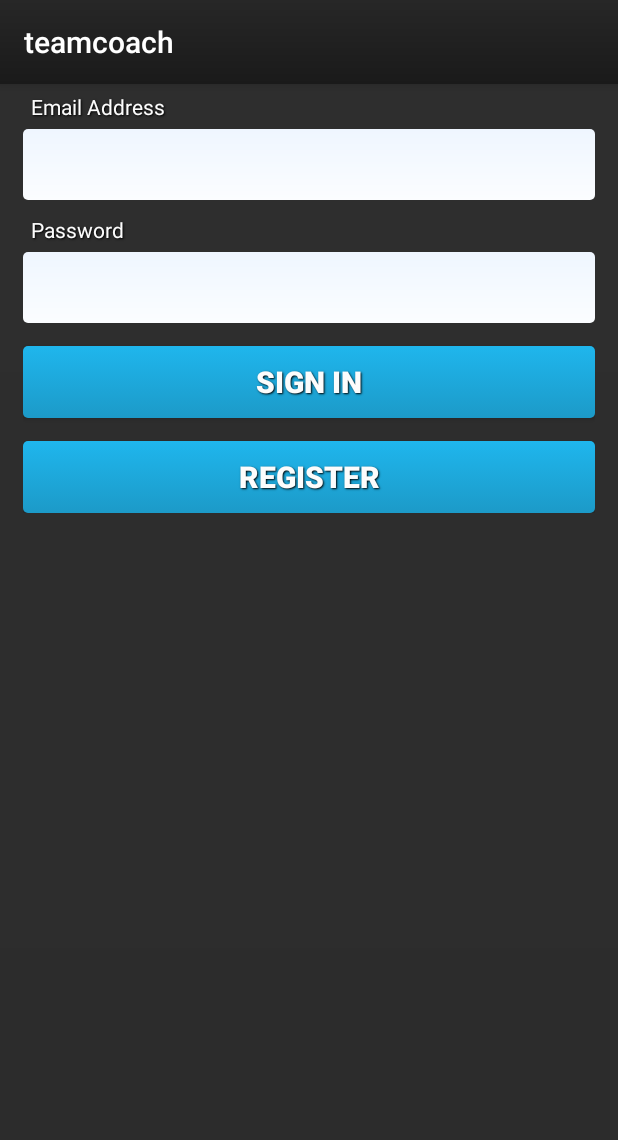
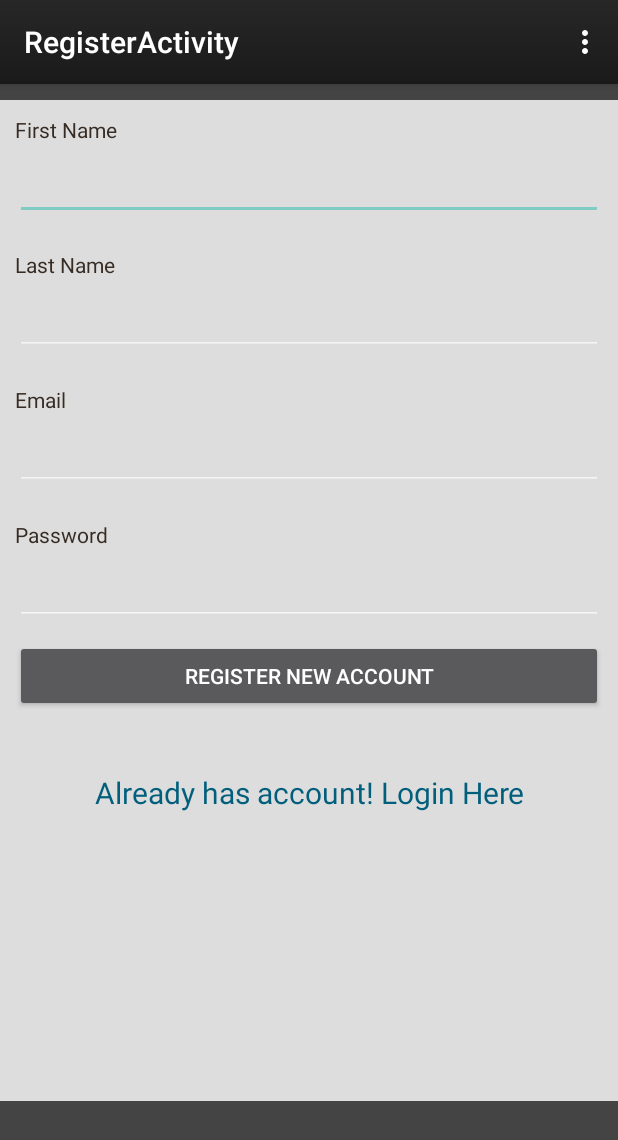
Before and after one commit to CodingDrumer13/TeamCoach, an Android app: the BootstrapAuthenticatorActivity screen opened directly, with no data from a screen before it, after a tap on "REGISTER", on a phone screen of 412 x 824 dp. Shown: the top 1140 px of the screen. Run offline under Robolectric (Android 15) with nearby library versions, the phone set to English and light mode, and no system bars; our stand-ins replace ButterKnife, Dagger/Hilt's generated code; libraries missing offline, so code that uses them is left out: com.github.kevinsawicki.wishlist; 12 statements that could not run were skipped.

Commit message:
Created Register Activity

```diff
--- a/android-bootstrap/app/src/main/java/com/lsus/teamcoach/teamcoachapp/authenticator/BootstrapAccountAuthenticator.java
+++ b/android-bootstrap/app/src/main/java/com/lsus/teamcoach/teamcoachapp/authenticator/BootstrapAccountAuthenticator.java
@@ -113,4 +113,5 @@ class BootstrapAccountAuthenticator extends AbstractAccountAuthenticator {
                                     final Bundle options) {
         return null;
     }
+
 }
--- a/android-bootstrap/app/src/main/java/com/lsus/teamcoach/teamcoachapp/authenticator/BootstrapAuthenticatorActivity.java
+++ b/android-bootstrap/app/src/main/java/com/lsus/teamcoach/teamcoachapp/authenticator/BootstrapAuthenticatorActivity.java
@@ -15,6 +15,7 @@ import android.app.ProgressDialog;
 import android.content.DialogInterface;
 import android.content.Intent;
 import android.os.Bundle;
+import android.support.v4.app.FragmentTransaction;
 import android.text.Editable;
 import android.text.Html;
 import android.text.TextWatcher;
@@ -167,13 +168,13 @@ public class BootstrapAuthenticatorActivity extends ActionBarAccountAuthenticato
         emailText.addTextChangedListener(watcher);
         passwordText.addTextChangedListener(watcher);
 
-        registerButton.setOnClickListener(new View.OnClickListener()
-        {
-            public void onClick(View v)
-            {
-                    handleRegister(registerButton);
+        registerButton.setOnClickListener(new View.OnClickListener() {
+            public void onClick(View v) {
+                handleRegister(registerButton);
             }
         });
+
+
     }
 
     private List<String> userEmailAccounts() {
@@ -304,7 +305,9 @@ public class BootstrapAuthenticatorActivity extends ActionBarAccountAuthenticato
      * @param view
      */
     public void handleRegister(final View view) {
-
+        // Switching to Register screen
+        Intent i = new Intent(getApplicationContext(), RegisterActivity.class);
+        startActivity(i);
     }
     /**
      * Called when response is received from the server for confirm credentials
--- /dev/null
+++ b/android-bootstrap/app/src/main/java/com/lsus/teamcoach/teamcoachapp/authenticator/RegisterActivity.java
@@ -0,0 +1,41 @@
+package com.lsus.teamcoach.teamcoachapp.authenticator;
+
+import android.support.v7.app.ActionBarActivity;
+import android.os.Bundle;
+import android.view.Menu;
+import android.view.MenuItem;
+
+import com.lsus.teamcoach.teamcoachapp.R;
+
+public class RegisterActivity extends ActionBarActivity {
+
+
+    @Override
+    protected void onCreate(Bundle savedInstanceState) {
+        super.onCreate(savedInstanceState);
+        setContentView(R.layout.activity_register);
+    }
+
+
+    @Override
+    public boolean onCreateOptionsMenu(Menu menu) {
+        // Inflate the menu; this adds items to the action bar if it is present.
+        getMenuInflater().inflate(R.menu.menu_register, menu);
+        return true;
+    }
+
+    @Override
+    public boolean onOptionsItemSelected(MenuItem item) {
+        // Handle action bar item clicks here. The action bar will
+        // automatically handle clicks on the Home/Up button, so long
+        // as you specify a parent activity in AndroidManifest.xml.
+        int id = item.getItemId();
+
+        //noinspection SimplifiableIfStatement
+        if (id == R.id.action_settings) {
+            return true;
+        }
+
+        return super.onOptionsItemSelected(item);
+    }
+}
--- /dev/null
+++ b/android-bootstrap/app/src/main/res/layout/activity_register.xml
@@ -0,0 +1,114 @@
+<?xml version="1.0" encoding="utf-8"?>
+    <ScrollView
+        xmlns:android="http://schemas.android.com/apk/res/android"
+        android:layout_width="fill_parent"
+        android:layout_height="fill_parent"
+        android:fillViewport="true">
+
+    <RelativeLayout
+            android:layout_width="fill_parent"
+            android:layout_height="wrap_content" android:background="#fff">
+
+            <!--  Header  Starts-->
+            <LinearLayout android:id="@+id/header"
+                android:layout_width="fill_parent"
+                android:layout_height="wrap_content"
+                android:background="#444"
+                android:paddingTop="5dip"
+                android:paddingBottom="5dip">
+                <!-- Logo Start-->
+                <!--<ImageView android:src="@drawable/logo"-->
+                <!--android:layout_width="wrap_content"-->
+                <!--android:layout_height="wrap_content"-->
+                <!--android:layout_marginLeft="10dip"/>-->
+                <!-- Logo Ends -->
+            </LinearLayout>
+            <!--  Header Ends -->
+            <!-- Footer Start -->
+            <LinearLayout android:id="@+id/footer"
+                android:layout_width="fill_parent"
+                android:layout_height="90dip"
+                android:background="#444"
+                android:layout_alignParentBottom="true">
+            </LinearLayout>
+            <!-- Footer Ends -->
+
+            <!-- Registration Form -->
+            <LinearLayout
+                xmlns:android="http://schemas.android.com/apk/res/android"
+                android:orientation="vertical"
+                android:layout_width="match_parent"
+                android:layout_height="wrap_content"
+                android:padding="10dip"
+                android:background="#ddd"
+                android:layout_above="@+id/footer"
+                android:layout_below="@+id/header">
+                <!-- Full Name Label -->
+                <TextView android:layout_width="fill_parent"
+                    android:layout_height="wrap_content"
+                    android:textColor="#372c24"
+                    android:text="First Name"/>
+                <EditText android:id="@+id/reg_fullname"
+                    android:layout_width="fill_parent"
+                    android:layout_height="wrap_content"
+                    android:layout_marginTop="5dip"
+                    android:singleLine="true"
+                    android:layout_marginBottom="20dip"/>
+                <!--  Email Label -->
+                <TextView
+                    android:layout_width="fill_parent"
+                    android:layout_height="wrap_content"
+                    android:textColor="#372c24"
+                    android:text="Last Name"
+                    />
+
+                <EditText
+                    android:id="@+id/editText"
+                    android:layout_width="fill_parent"
+                    android:layout_height="wrap_content"
+                    android:layout_marginTop="5dip"
+                    android:singleLine="true"
+                    android:layout_marginBottom="20dip" />
+
+                <TextView android:layout_width="fill_parent"
+                    android:layout_height="wrap_content"
+                    android:textColor="#372c24"
+                    android:text="Email"/>
+                <EditText android:id="@+id/reg_email"
+                    android:layout_width="fill_parent"
+                    android:layout_height="wrap_content"
+                    android:layout_marginTop="5dip"
+                    android:singleLine="true"
+                    android:layout_marginBottom="20dip"/>
+                <!-- Password Label -->
+                <TextView android:layout_width="fill_parent"
+                    android:layout_height="wrap_content"
+                    android:textColor="#372c24"
+                    android:text="Password"/>
+                <EditText android:id="@+id/reg_password"
+                    android:layout_width="fill_parent"
+                    android:layout_height="wrap_content"
+                    android:password="true"
+                    android:singleLine="true"
+                    android:layout_marginTop="5dip"/>
+                <!-- Register Button -->
+                <Button android:id="@+id/btnRegister"
+                    android:layout_width="fill_parent"
+                    android:layout_height="wrap_content"
+                    android:layout_marginTop="10dip"
+                    android:text="Register New Account"/>
+                <!-- Link to Login Screen -->
+                <TextView android:id="@+id/link_to_login"
+                    android:layout_width="fill_parent"
+                    android:layout_height="wrap_content"
+                    android:layout_marginTop="40dip"
+                    android:layout_marginBottom="40dip"
+                    android:text="Already has account! Login Here"
+                    android:gravity="center"
+                    android:textSize="20dip"
+                    android:textColor="#025f7c"/>
+
+            </LinearLayout>
+            <!-- Registration Form Ends -->
+        </RelativeLayout>
+    </ScrollView>
--- /dev/null
+++ b/android-bootstrap/app/src/main/res/menu/menu_register.xml
@@ -0,0 +1,7 @@
+<menu xmlns:android="http://schemas.android.com/apk/res/android"
+    xmlns:app="http://schemas.android.com/apk/res-auto"
+    xmlns:tools="http://schemas.android.com/tools"
+    tools:context="com.lsus.teamcoach.teamcoachapp.authenticator.RegisterActivity">
+    <item android:id="@+id/action_settings" android:title="@string/action_settings"
+        android:orderInCategory="100" app:showAsAction="never" />
+</menu>
--- /dev/null
+++ b/android-bootstrap/app/src/main/res/values-w820dp/dimens.xml
@@ -0,0 +1,6 @@
+<resources>
+    <!-- Example customization of dimensions originally defined in res/values/dimens.xml
+         (such as screen margins) for screens with more than 820dp of available width. This
+         would include 7" and 10" devices in landscape (~960dp and ~1280dp respectively). -->
+    <dimen name="activity_horizontal_margin">64dp</dimen>
+</resources>
--- a/android-bootstrap/app/src/main/res/values/dimens.xml
+++ b/android-bootstrap/app/src/main/res/values/dimens.xml
@@ -3,4 +3,7 @@
     <!-- Per the design guidelines, navigation drawers should be between 240dp and 320dp:
      https://developer.android.com/design/patterns/navigation-drawer.html -->
     <dimen name="navigation_drawer_width">240dp</dimen>
+    <!-- Default screen margins, per the Android Design guidelines. -->
+    <dimen name="activity_horizontal_margin">16dp</dimen>
+    <dimen name="activity_vertical_margin">16dp</dimen>
 </resources>
--- a/android-bootstrap/app/src/main/res/values/strings.xml
+++ b/android-bootstrap/app/src/main/res/values/strings.xml
@@ -44,6 +44,10 @@
     <string name="navigation_drawer_open">Drawer Open</string>
     <string name="navigation_drawer_close">Drawer Close</string>
     <string name="title_home">Home</string>
+    <string name="title_activity_register">RegisterActivity</string>
+
+    <string name="hello_world">Hello world!</string>
+    <string name="action_settings">Settings</string>
 
 
 </resources>
```
Also changed, not shown: android-bootstrap/app/src/main/AndroidManifest.xml (+27 -15 lines), android-bootstrap/app/src/main/res/layout/register.xml (deleted, +0 -113 lines).
